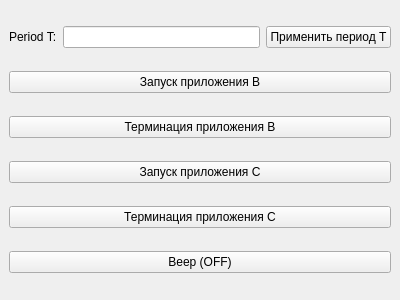
First picture: the form in app_a/main_window.ui, repository daniilosokin/computer-hardware-components, before the edit.
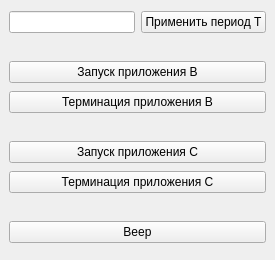
Second picture: the form after the edit.

Commit message: =UI: Set fixed window size

Patch:
```diff
--- a/app_a/main_window.ui
+++ b/app_a/main_window.ui
@@ -6,10 +6,28 @@
    <rect>
     <x>0</x>
     <y>0</y>
-    <width>400</width>
-    <height>300</height>
-   </rect>
-  </property>
+					<width>275</width>
+					<height>260</height>
+				</rect>
+			</property>
+			<property name="minimumSize">
+				<size>
+					<width>275</width>
+					<height>260</height>
+				</size>
+			</property>
+			<property name="maximumSize">
+				<size>
+					<width>275</width>
+					<height>260</height>
+				</size>
+			</property>
+			<property name="sizePolicy">
+				<sizepolicy hsizetype="Fixed" vsizetype="Fixed">
+					<horstretch>0</horstretch>
+					<verstretch>0</verstretch>
+				</sizepolicy>
+			</property>
   <property name="windowTitle">
    <string>Application A</string>
   </property>
@@ -17,13 +35,6 @@
    <layout class="QVBoxLayout" name="verticalLayout">
     <item>
      <layout class="QHBoxLayout" name="horizontalLayout">
-      <item>
-       <widget class="QLabel" name="label">
-        <property name="text">
-         <string>Period T:</string>
-        </property>
-       </widget>
-      </item>
       <item>
        <widget class="QLineEdit" name="periodLineEdit"/>
       </item>
@@ -36,6 +47,25 @@
       </item>
      </layout>
     </item>
+					<item>
+						<spacer name="horizontalSpacerPeriod">
+							<property name="orientation">
+								<enum>Qt::Horizontal</enum>
+							</property>
+							<property name="sizeHint" stdset="0">
+								<size>
+									<width>40</width>
+									<height>20</height>
+								</size>
+							</property>
+							<property name="sizeType">
+								<enum>QSizePolicy::Expanding</enum>
+							</property>
+							<property name="expandingDirections">
+								<set>Qt::Horizontal</set>
+							</property>
+						</spacer>
+					</item>
     <item>
      <widget class="QPushButton" name="startBButton">
       <property name="text">
@@ -50,6 +80,25 @@
       </property>
      </widget>
     </item>
+					<item>
+						<spacer name="horizontalSpacerAppB">
+							<property name="orientation">
+								<enum>Qt::Horizontal</enum>
+							</property>
+							<property name="sizeHint" stdset="0">
+								<size>
+									<width>40</width>
+									<height>20</height>
+								</size>
+							</property>
+							<property name="sizeType">
+								<enum>QSizePolicy::Expanding</enum>
+							</property>
+							<property name="expandingDirections">
+								<set>Qt::Horizontal</set>
+							</property>
+						</spacer>
+					</item>
     <item>
      <widget class="QPushButton" name="startCButton">
       <property name="text">
@@ -64,10 +113,29 @@
       </property>
      </widget>
     </item>
+					<item>
+						<spacer name="horizontalSpacerAppC">
+							<property name="orientation">
+								<enum>Qt::Horizontal</enum>
+							</property>
+							<property name="sizeHint" stdset="0">
+								<size>
+									<width>40</width>
+									<height>20</height>
+								</size>
+							</property>
+							<property name="sizeType">
+								<enum>QSizePolicy::Expanding</enum>
+							</property>
+							<property name="expandingDirections">
+								<set>Qt::Horizontal</set>
+							</property>
+						</spacer>
+					</item>
     <item>
      <widget class="QPushButton" name="beepButton">
       <property name="text">
-       <string>Beep (OFF)</string>
+								<string>Beep</string>
       </property>
      </widget>
     </item>
```
Left out of the diff: 2 changed lines with no effect on the pictures. Lines whose indentation alone changed are shown as unchanged. The commit also changes 2 other files.
